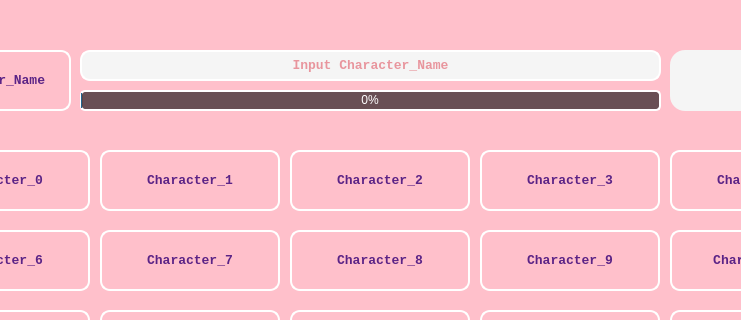
First picture: the form in UI/my_design.ui, repository ckh2445/LostArk_Check_Quest, before the edit; both pictures show x 120 to 861 and y 0 to 320 of the 1200 by 600 pixel window.
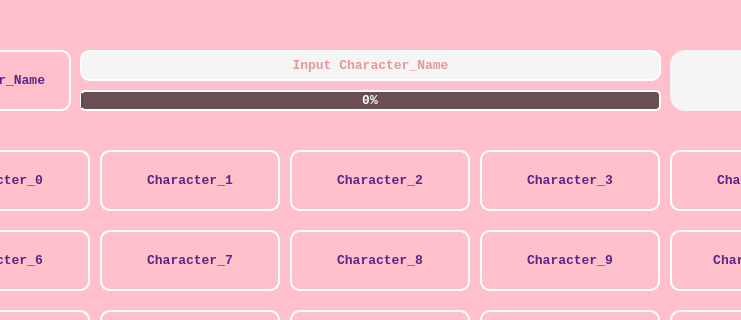
Second picture: the form after the edit. Icons and pictures are not drawn.

Diff of the .ui file:
```diff
--- a/UI/my_design.ui
+++ b/UI/my_design.ui
@@ -169,6 +169,14 @@
       <height>21</height>
      </rect>
     </property>
+    <property name="font">
+     <font>
+      <family>Consolas</family>
+      <pointsize>10</pointsize>
+      <weight>75</weight>
+      <bold>true</bold>
+     </font>
+    </property>
     <property name="styleSheet">
      <string notr="true">background-color: rgba(0, 0, 0, 150);
  border: 2px solid white; 
```
